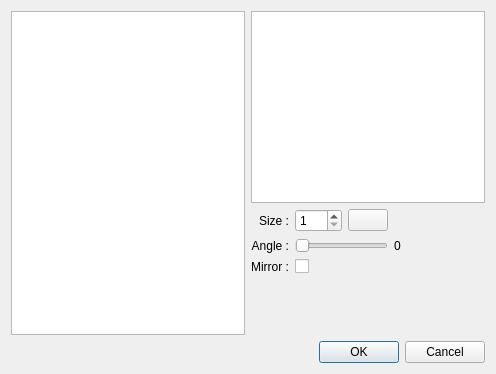
Qt form src/vehicledialog.ui (michjans/routegen) before a commit.
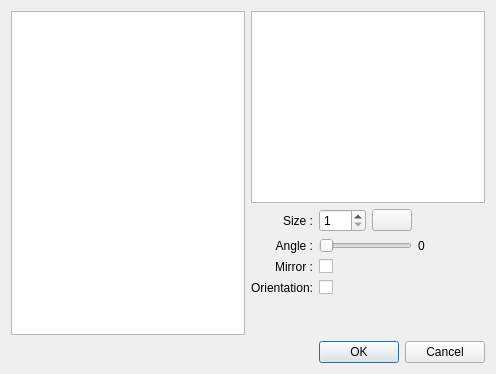
The same form after that commit. Icons and pictures are not drawn.

Commit message: -Vehicle orientation is now a setting -Deleting files in directory when not empty

What changed in the file:
```diff
--- a/src/vehicledialog.ui
+++ b/src/vehicledialog.ui
@@ -143,6 +143,29 @@
          </item>
          <item row="2" column="1">
           <widget class="QCheckBox" name="mirrorCB">
+           <property name="toolTip">
+            <string>Mirrors the vehicle</string>
+           </property>
+           <property name="text">
+            <string/>
+           </property>
+          </widget>
+         </item>
+         <item row="3" column="0">
+          <widget class="QLabel" name="rotationLabel">
+           <property name="text">
+            <string>Orientation:</string>
+           </property>
+           <property name="alignment">
+            <set>Qt::AlignRight|Qt::AlignTrailing|Qt::AlignVCenter</set>
+           </property>
+          </widget>
+         </item>
+         <item row="3" column="1">
+          <widget class="QCheckBox" name="rotateCB">
+           <property name="toolTip">
+            <string>Vehicle's orientation will change depending on route angle</string>
+           </property>
            <property name="text">
             <string/>
            </property>
```
Left out of the diff: 2 changed lines with no effect on the pictures. The commit also changes 9 other files.
